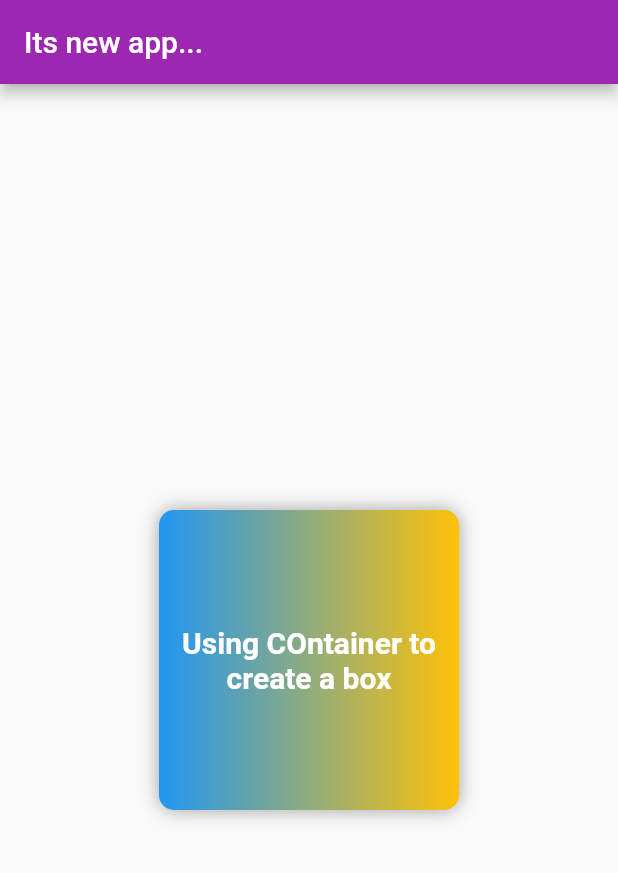
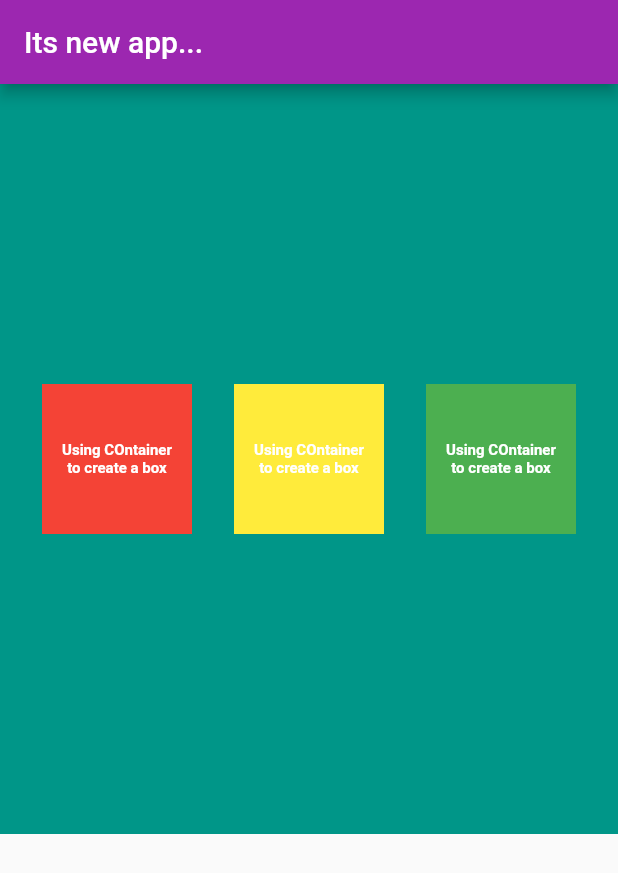
Before and after one commit to vijaydevelops/flutter_application_tutorials, a Flutter app: the screen it shows after launch, on a phone screen of 412 x 824 dp. Shown: the top 873 px of the screen. Run offline on Flutter 3.47's test engine with Material 2 defaults, Android fonts, the phone set to English and light mode, and no system bars.

Commit message:
Chapter 2 - Row widget
main and cross axis alignment

```diff
--- a/lib/main.dart
+++ b/lib/main.dart
@@ -44,34 +44,65 @@ class HomePage extends StatelessWidget {
         title: Text("Its new app..."),
       ),
       // body:Container(child: Text("Hi"))
-      body: Center(
-        child: Container(
+      body:
+          // vertically centered the div uisng Center widget
+          // using crossAxisAlignment in the Row child, works differently
+          Container(
+        color: Colors.teal,
+        height: 500,
+        child: Row(
+          mainAxisAlignment:
+              MainAxisAlignment.spaceEvenly, // MainAxisAlignment.end
+          crossAxisAlignment:
+              CrossAxisAlignment.center, // CrossAxisAlignment.stretch,
+          // when only row is used, the row height is determined to be filled in the space available
+          children: <Widget>[
+            Container(
               padding: const EdgeInsets.all(8),
               // color: Colors.red, // Cannot provide both a color and a decoration
-          width: 200,
-          height: 200,
+              width: 100,
+              height: 100,
               child: Text("Using COntainer to create a box",
                   textAlign: TextAlign.center,
                   style: TextStyle(
-                fontSize: 20,
+                    fontSize: 10,
                     color: Colors.white,
                     fontWeight: FontWeight.bold,
                   )),
               alignment: Alignment.center, // align the child
-          // constraints: ,
-          // gradients, etc...
-          decoration: BoxDecoration(
               color: Colors.red,
-              // shape: BoxShape.circle,
-              // clipBehavior: Clip.antiAlias,
-              // Clip.antiAliasWithSaveLayer    // Clip.hardEdge
-
-              borderRadius: BorderRadius.circular(10),
-              // border:
-              gradient: LinearGradient(colors: [Colors.blue, Colors.amber]),
-              boxShadow: [
-                BoxShadow(color: Colors.grey, blurRadius: 10),
-              ]),
+            ),
+            Container(
+              padding: const EdgeInsets.all(8),
+              // color: Colors.red, // Cannot provide both a color and a decoration
+              width: 100,
+              height: 100,
+              child: Text("Using COntainer to create a box",
+                  textAlign: TextAlign.center,
+                  style: TextStyle(
+                    fontSize: 10,
+                    color: Colors.white,
+                    fontWeight: FontWeight.bold,
+                  )),
+              alignment: Alignment.center, // align the child
+              color: Colors.yellow,
+            ),
+            Container(
+              padding: const EdgeInsets.all(8),
+              // color: Colors.red, // Cannot provide both a color and a decoration
+              width: 100,
+              height: 100,
+              child: Text("Using COntainer to create a box",
+                  textAlign: TextAlign.center,
+                  style: TextStyle(
+                    fontSize: 10,
+                    color: Colors.white,
+                    fontWeight: FontWeight.bold,
+                  )),
+              alignment: Alignment.center, // align the child
+              color: Colors.green,
+            ),
+          ],
         ),
       ),
     );
```
Lines whose indentation alone changed are shown as unchanged.
